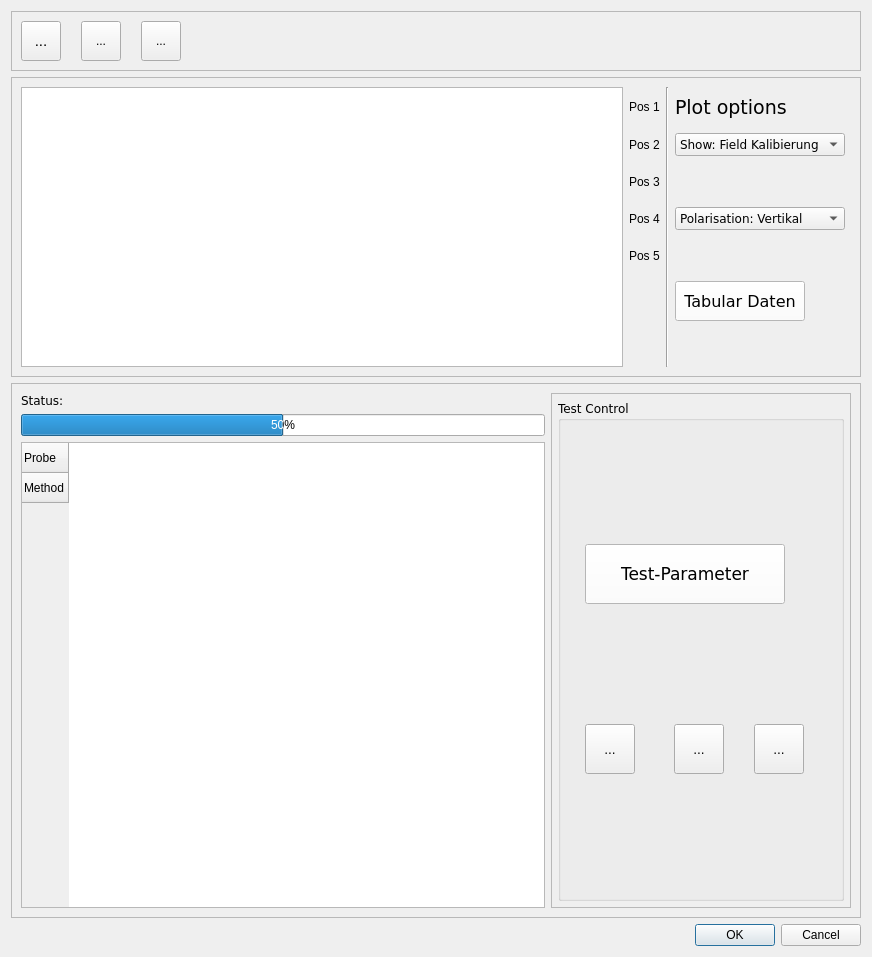
First picture: the form in gui/uifiles/KalibierungWindow_neu.ui, repository mengze21/Development-of-an-EMC-test-software, before the edit.
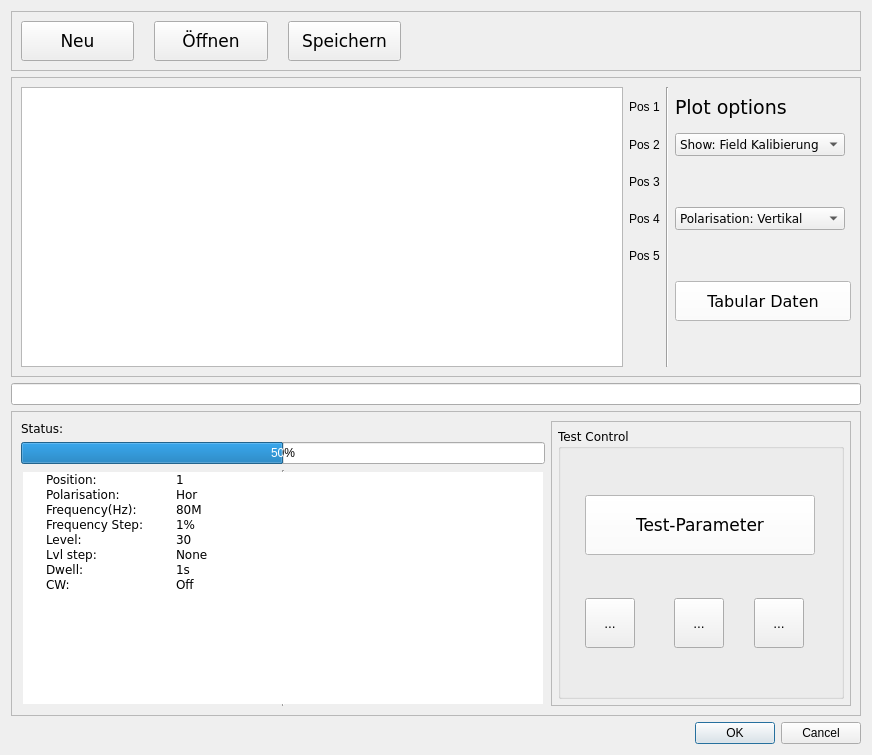
Second picture: the form after the edit. Icons and pictures are not drawn.

Commit message: pass data between windows

```diff
--- a/gui/uifiles/KalibierungWindow_neu.ui
+++ b/gui/uifiles/KalibierungWindow_neu.ui
@@ -7,7 +7,7 @@
     <x>0</x>
     <y>0</y>
     <width>872</width>
-    <height>957</height>
+    <height>755</height>
    </rect>
   </property>
   <property name="minimumSize">
@@ -52,21 +52,29 @@
       </property>
       <item row="0" column="1">
        <widget class="QToolButton" name="toolButton_open">
+        <property name="sizePolicy">
+         <sizepolicy hsizetype="Expanding" vsizetype="Fixed">
+          <horstretch>0</horstretch>
+          <verstretch>0</verstretch>
+         </sizepolicy>
+        </property>
         <property name="minimumSize">
          <size>
           <width>40</width>
           <height>40</height>
          </size>
         </property>
+        <property name="font">
+         <font>
+          <family>Verdana</family>
+          <pointsize>13</pointsize>
+         </font>
+        </property>
         <property name="whatsThis">
          <string extracomment="öffnen"/>
         </property>
         <property name="text">
-         <string>...</string>
-        </property>
-        <property name="icon">
-         <iconset>
-          <normaloff>../icon_materials/13.png</normaloff>../icon_materials/13.png</iconset>
+         <string>Öffnen</string>
         </property>
         <property name="iconSize">
          <size>
@@ -81,9 +89,12 @@
         <property name="orientation">
          <enum>Qt::Horizontal</enum>
         </property>
+        <property name="sizeType">
+         <enum>QSizePolicy::Fixed</enum>
+        </property>
         <property name="sizeHint" stdset="0">
          <size>
-          <width>40</width>
+          <width>450</width>
           <height>20</height>
          </size>
         </property>
@@ -91,12 +102,24 @@
       </item>
       <item row="0" column="2">
        <widget class="QToolButton" name="toolButton_save">
+        <property name="sizePolicy">
+         <sizepolicy hsizetype="Expanding" vsizetype="Fixed">
+          <horstretch>0</horstretch>
+          <verstretch>0</verstretch>
+         </sizepolicy>
+        </property>
         <property name="minimumSize">
          <size>
           <width>40</width>
           <height>40</height>
          </size>
         </property>
+        <property name="font">
+         <font>
+          <family>Verdana</family>
+          <pointsize>13</pointsize>
+         </font>
+        </property>
         <property name="mouseTracking">
          <bool>true</bool>
         </property>
@@ -113,11 +136,7 @@
          <string/>
         </property>
         <property name="text">
-         <string>...</string>
-        </property>
-        <property name="icon">
-         <iconset>
-          <normaloff>../icon_materials/11.png</normaloff>../icon_materials/11.png</iconset>
+         <string>Speichern</string>
         </property>
         <property name="iconSize">
          <size>
@@ -129,6 +148,12 @@
       </item>
       <item row="0" column="0">
        <widget class="QToolButton" name="toolButton_new">
+        <property name="sizePolicy">
+         <sizepolicy hsizetype="Expanding" vsizetype="Fixed">
+          <horstretch>0</horstretch>
+          <verstretch>0</verstretch>
+         </sizepolicy>
+        </property>
         <property name="minimumSize">
          <size>
           <width>40</width>
@@ -137,18 +162,19 @@
         </property>
         <property name="font">
          <font>
-          <pointsize>11</pointsize>
+          <family>Verdana</family>
+          <pointsize>13</pointsize>
+          <weight>50</weight>
+          <italic>false</italic>
+          <bold>false</bold>
+          <stylestrategy>PreferDefault</stylestrategy>
          </font>
         </property>
         <property name="whatsThis">
          <string extracomment="neu"/>
         </property>
         <property name="text">
-         <string>...</string>
-        </property>
-        <property name="icon">
-         <iconset>
-          <normaloff>../icon_materials/24.png</normaloff>../icon_materials/24.png</iconset>
+         <string>Neu</string>
         </property>
         <property name="iconSize">
          <size>
@@ -294,6 +320,12 @@
       </item>
       <item row="4" column="3" rowspan="3" colspan="2">
        <widget class="QToolButton" name="toolButton_tabulardaten">
+        <property name="sizePolicy">
+         <sizepolicy hsizetype="Preferred" vsizetype="Fixed">
+          <horstretch>0</horstretch>
+          <verstretch>0</verstretch>
+         </sizepolicy>
+        </property>
         <property name="minimumSize">
          <size>
           <width>100</width>
@@ -310,8 +342,12 @@
          <font>
           <family>Verdana</family>
           <pointsize>12</pointsize>
+          <stylestrategy>PreferDefault</stylestrategy>
          </font>
         </property>
+        <property name="focusPolicy">
+         <enum>Qt::TabFocus</enum>
+        </property>
         <property name="autoFillBackground">
          <bool>false</bool>
         </property>
@@ -326,6 +362,9 @@
      </layout>
     </widget>
    </item>
+   <item>
+    <widget class="QLineEdit" name="lineEdit_1"/>
+   </item>
    <item>
     <widget class="QFrame" name="frame_2">
      <property name="frameShape">
@@ -335,6 +374,31 @@
       <enum>QFrame::Raised</enum>
      </property>
      <layout class="QGridLayout" name="gridLayout_3">
+      <item row="1" column="0">
+       <widget class="QProgressBar" name="progressBar_status">
+        <property name="minimumSize">
+         <size>
+          <width>500</width>
+          <height>20</height>
+         </size>
+        </property>
+        <property name="value">
+         <number>50</number>
+        </property>
+       </widget>
+      </item>
+      <item row="0" column="0">
+       <widget class="QLabel" name="label_status">
+        <property name="font">
+         <font>
+          <family>Verdana</family>
+         </font>
+        </property>
+        <property name="text">
+         <string>Status:</string>
+        </property>
+       </widget>
+      </item>
       <item row="0" column="1" rowspan="3" alignment="Qt::AlignRight">
        <widget class="QFrame" name="frame_4">
         <property name="minimumSize">
@@ -375,6 +439,12 @@
            <layout class="QGridLayout" name="gridLayout_4">
             <item row="0" column="0" colspan="3">
              <widget class="QToolButton" name="toolButton_testparameter">
+              <property name="sizePolicy">
+               <sizepolicy hsizetype="Preferred" vsizetype="Fixed">
+                <horstretch>0</horstretch>
+                <verstretch>0</verstretch>
+               </sizepolicy>
+              </property>
               <property name="minimumSize">
                <size>
                 <width>200</width>
@@ -470,43 +540,135 @@
         </layout>
        </widget>
       </item>
-      <item row="0" column="0">
-       <widget class="QLabel" name="label_status">
-        <property name="font">
-         <font>
-          <family>Verdana</family>
-         </font>
-        </property>
-        <property name="text">
-         <string>Status:</string>
-        </property>
-       </widget>
-      </item>
       <item row="2" column="0">
-       <widget class="QTableWidget" name="tableWidget">
-        <row>
+       <widget class="QTreeWidget" name="treeWidget_info">
+        <property name="sizePolicy">
+         <sizepolicy hsizetype="Preferred" vsizetype="Expanding">
+          <horstretch>0</horstretch>
+          <verstretch>0</verstretch>
+         </sizepolicy>
+        </property>
+        <property name="font">
+         <font>
+          <family>Verdana</family>
+         </font>
+        </property>
+        <property name="frameShape">
+         <enum>QFrame::VLine</enum>
+        </property>
+        <property name="sizeAdjustPolicy">
+         <enum>QAbstractScrollArea::AdjustIgnored</enum>
+        </property>
+        <property name="autoScrollMargin">
+         <number>19</number>
+        </property>
+        <property name="autoExpandDelay">
+         <number>-1</number>
+        </property>
+        <property name="uniformRowHeights">
+         <bool>false</bool>
+        </property>
+        <property name="itemsExpandable">
+         <bool>true</bool>
+        </property>
+        <property name="sortingEnabled">
+         <bool>false</bool>
+        </property>
+        <property name="animated">
+         <bool>false</bool>
+        </property>
+        <property name="allColumnsShowFocus">
+         <bool>false</bool>
+        </property>
+        <property name="wordWrap">
+         <bool>false</bool>
+        </property>
+        <property name="headerHidden">
+         <bool>true</bool>
+        </property>
+        <attribute name="headerVisible">
+         <bool>false</bool>
+        </attribute>
+        <attribute name="headerCascadingSectionResizes">
+         <bool>true</bool>
+        </attribute>
+        <attribute name="headerDefaultSectionSize">
+         <number>150</number>
+        </attribute>
+        <column>
          <property name="text">
-          <string>Probe</string>
+          <string>1</string>
          </property>
-        </row>
-        <row>
+        </column>
+        <column>
          <property name="text">
-          <string>Method</string>
+          <string>New Column</string>
          </property>
-        </row>
-       </widget>
-      </item>
-      <item row="1" column="0">
-       <widget class="QProgressBar" name="progressBar_status">
-        <property name="minimumSize">
-         <size>
-          <width>500</width>
-          <height>20</height>
-         </size>
-        </property>
-        <property name="value">
-         <number>50</number>
-        </property>
+        </column>
+        <item>
+         <property name="text">
+          <string>Position:</string>
+         </property>
+         <property name="text">
+          <string>1</string>
+         </property>
+        </item>
+        <item>
+         <property name="text">
+          <string>Polarisation:</string>
+         </property>
+         <property name="text">
+          <string>Hor</string>
+         </property>
+        </item>
+        <item>
+         <property name="text">
+          <string>Frequency(Hz):</string>
+         </property>
+         <property name="text">
+          <string>80M</string>
+         </property>
+        </item>
+        <item>
+         <property name="text">
+          <string>Frequency Step:</string>
+         </property>
+         <property name="text">
+          <string>1%</string>
+         </property>
+        </item>
+        <item>
+         <property name="text">
+          <string>Level:</string>
+         </property>
+         <property name="text">
+          <string>30</string>
+         </property>
+        </item>
+        <item>
+         <property name="text">
+          <string>Lvl step:</string>
+         </property>
+         <property name="text">
+          <string>None</string>
+         </property>
+        </item>
+        <item>
+         <property name="text">
+          <string>Dwell:</string>
+         </property>
+         <property name="text">
+          <string>1s</string>
+         </property>
+        </item>
+        <item>
+         <property name="text">
+          <string>CW:</string>
+         </property>
+         <property name="text">
+          <string>Off</string>
+         </property>
+        </item>
        </widget>
       </item>
      </layout>
```
The commit also changes 2 other files.
